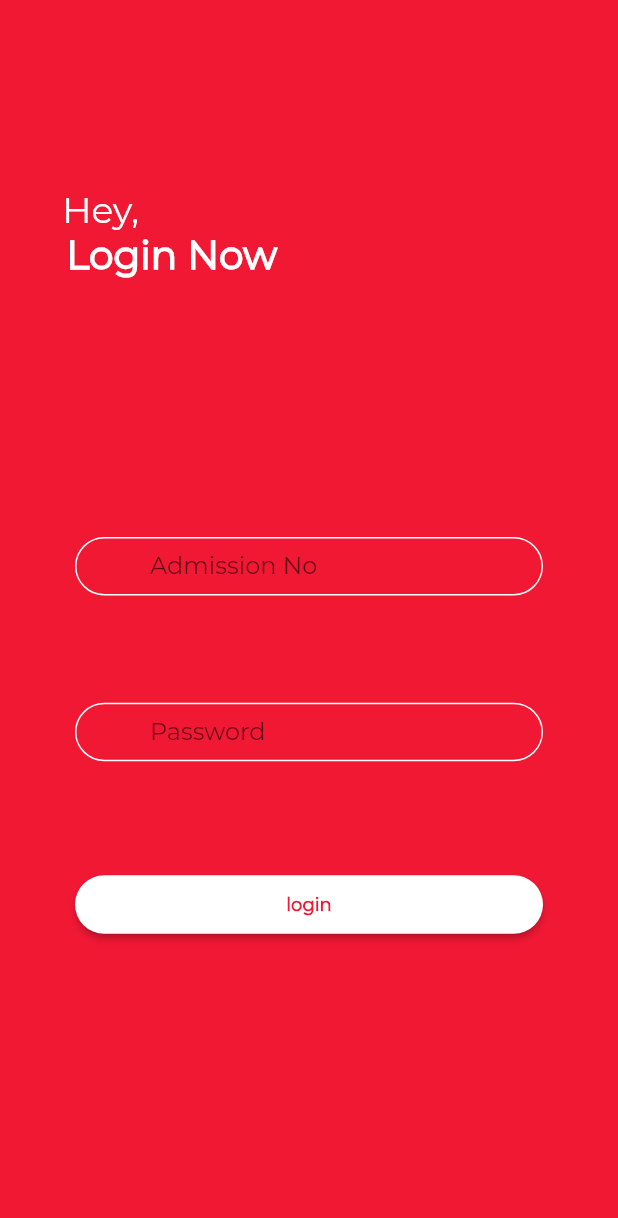
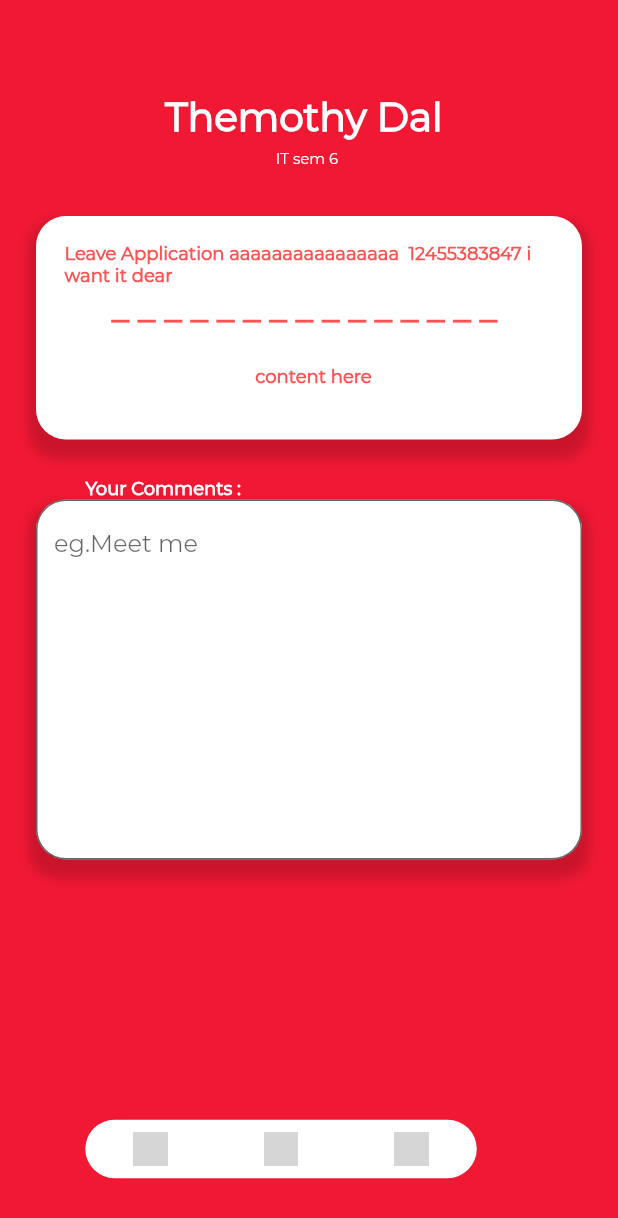
Before and after one commit to pranchi3578/CPORT, a Flutter app: the screen it shows after launch, on a phone screen of 412 x 824 dp. Shown: the top 1218 px of the screen. Run offline on Flutter 3.47's test engine with Material 2 defaults, Android fonts, the phone set to English and light mode, and no system bars; our stand-ins replace fluttertoast, photo_view, shared_preferences; project files that could hold a hidden picture were left out; grey boxes are pictures that could not be loaded.

Commit message:
front end -fac screen- view ticlet done

```diff
--- a/lib/main.dart
+++ b/lib/main.dart
@@ -15,6 +15,8 @@ import './screens/logo.dart';
 import './screens/chooseDept.dart';
 import './screens/chooseFac.dart';
 import './screens/messages.dart';
+import './screens/facStatus.dart';
+import './screens/facApplicationView.dart';
 
 void main() => runApp(MyApp());
 
@@ -25,14 +27,15 @@ class MyApp extends StatelessWidget {
     return MaterialApp(
       title: 'One Portal',
       theme: ThemeData(primarySwatch: Colors.blue, fontFamily: 'Montserrat'),
-      home: StudentLogin(),
+      home: FacApplicationView(),
       routes: {
         StudentLogin.routeName: (ctx) => StudentLogin(),
         StudentSignup.routeName: (ctx) => StudentSignup(),
         NewTicket.routeName: (ctx) => NewTicket(),
         Status.routeName: (ctx) => Status(),
         Department.routeName: (ctx) => Department(),
-        ChooseFaculty.routeName: (ctx) => ChooseFaculty()
+        ChooseFaculty.routeName: (ctx) => ChooseFaculty(),
+        FacStatus.routeName: (ctx) => FacStatus()
       },
     );
   }
--- a/lib/screens/GlobalVariables.dart
+++ b/lib/screens/GlobalVariables.dart
@@ -1,3 +1,3 @@
 class GloabalVariables {
-  static const ip = '192.168.42.140';
+  static const ip = '192.168.42.179';
 }
--- /dev/null
+++ b/lib/screens/facApplicationView.dart
@@ -0,0 +1,169 @@
+import 'package:flutter/material.dart';
+import '../widgets/facBar.dart';
+
+class FacApplicationView extends StatefulWidget {
+  FacApplicationView({Key key}) : super(key: key);
+
+  _FacApplicationViewState createState() => _FacApplicationViewState();
+}
+
+class _FacApplicationViewState extends State<FacApplicationView> {
+  @override
+  Widget build(BuildContext context) {
+    var height = MediaQuery.of(context).size.height;
+    var width = MediaQuery.of(context).size.width;
+    return Scaffold(
+        resizeToAvoidBottomPadding: false,
+        backgroundColor: Color.fromRGBO(241, 24, 52, 1),
+        body: Stack(
+          children: <Widget>[
+            Container(
+              height: height,
+              child: SingleChildScrollView(
+                child: Padding(
+                  padding: const EdgeInsets.fromLTRB(24, 0, 24, 0),
+                  child: Column(
+                    children: <Widget>[
+                      SizedBox(
+                        height: 62,
+                      ),
+                      Text(
+                        "Themothy Dal ",
+                        style: TextStyle(
+                            color: Colors.white,
+                            fontWeight: FontWeight.bold,
+                            fontSize: 26),
+                      ),
+                      SizedBox(
+                        height: 5,
+                      ),
+                      Text(
+                        "IT sem 6 ",
+                        style: TextStyle(
+                            color: Colors.white,
+                            fontWeight: FontWeight.normal,
+                            fontSize: 10),
+                      ),
+                      SizedBox(
+                        height: 33,
+                      ),
+                      Container(
+                        decoration: BoxDecoration(
+                            boxShadow: [
+                              BoxShadow(
+                                color: Color.fromRGBO(0, 0, 0, 0.16),
+                                blurRadius:
+                                    6.0, // has the effect of softening the shadow
+                                spreadRadius:
+                                    5.0, // has the effect of extending the shadow
+                                offset: Offset(
+                                  0, // horizontal, move right 10
+                                  8, // vertical, move down 10
+                                ),
+                              )
+                            ],
+                            borderRadius: BorderRadius.all(Radius.circular(20)),
+                            color: Colors.white),
+                        child: Center(
+                          child: Padding(
+                            padding: const EdgeInsets.fromLTRB(19, 17, 13, 10),
+                            child: Column(
+                              children: <Widget>[
+                                Text(
+                                  "Leave Application aaaaaaaaaaaaaaaa  12455383847 i want it dear ",
+                                  style: TextStyle(
+                                    fontSize: 12,
+                                    color: Colors.redAccent,
+                                    fontWeight: FontWeight.bold,
+                                  ),
+                                ),
+                                Text(
+                                  "_ _ _ _ _ _ _ _ _ _ _ _ _ _ _  ",
+                                  style: TextStyle(
+                                    fontSize: 23,
+                                    color: Colors.redAccent,
+                                    fontWeight: FontWeight.bold,
+                                  ),
+                                ),
+                                SizedBox(
+                                  height: 24,
+                                ),
+                                Text(
+                                  "content here",
+                                  style: TextStyle(
+                                    fontSize: 12,
+                                    color: Colors.redAccent,
+                                    fontWeight: FontWeight.bold,
+                                  ),
+                                ),
+                                SizedBox(
+                                  height: 25,
+                                ),
+                              ],
+                            ),
+                          ),
+                        ),
+                      ),
+                      SizedBox(
+                        height: 25,
+                      ),
+                      Padding(
+                        padding: const EdgeInsets.only(left: 33.0),
+                        child: Align(
+                          alignment: Alignment.centerLeft,
+                          child: Text(
+                            "Your Comments :",
+                            style: TextStyle(
+                                fontSize: 12,
+                                color: Colors.white,
+                                fontWeight: FontWeight.bold),
+                          ),
+                        ),
+                      ),
+                      Container(
+                        decoration: BoxDecoration(
+                          boxShadow: [
+                            BoxShadow(
+                              color: Color.fromRGBO(0, 0, 0, 0.16),
+                              blurRadius:
+                                  6.0, // has the effect of softening the shadow
+                              spreadRadius:
+                                  5.0, // has the effect of extending the shadow
+                              offset: Offset(
+                                0, // horizontal, move right 10
+                                8, // vertical, move down 10
+                              ),
+                            )
+                          ],
+                          borderRadius: BorderRadius.all(Radius.circular(20)),
+                        ),
+                        child: Center(
+                          child: TextFormField(
+                            maxLines: null,
+                            keyboardType: TextInputType.multiline,
+                            minLines: 10,
+                            decoration: InputDecoration(
+                                hintText: "eg.Meet me",
+                                fillColor: Colors.white,
+                                filled: true,
+                                border: OutlineInputBorder(
+                                    borderRadius:
+                                        BorderRadius.all(Radius.circular(20)))),
+                          ),
+                        ),
+                      ),
+                      // Positioned(
+                      //     bottom: height * .0468,
+                      //     left: width * .138,
+                      //     child: FacBar())
+                    ],
+                  ),
+                ),
+              ),
+            ),
+            Positioned(
+                bottom: height * .0468, left: width * .138, child: FacBar())
+          ],
+        ));
+  }
+}
--- a/lib/screens/facLogin.dart
+++ b/lib/screens/facLogin.dart
@@ -3,6 +3,7 @@ import 'package:oneportal/screens/GlobalVariables.dart';
 import 'package:shared_preferences/shared_preferences.dart';
 import 'package:http/http.dart' as http;
 import 'dart:convert';
+import './facStatus.dart';
 //import './stuSignup.dart';
 
 class FacultyLogin extends StatefulWidget {
@@ -42,7 +43,7 @@ class _FacultyLoginState extends State<FacultyLogin> {
       }
       SharedPreferences pref = await SharedPreferences.getInstance();
       await pref.setString('jwt', _data['token']);
-      Navigator.of(context).pushReplacementNamed('/create-ticket');
+      Navigator.of(context).pushReplacementNamed('/facStatus');
       setState(() {
         _isLoading = false;
       });
--- a/lib/screens/newTicket.dart
+++ b/lib/screens/newTicket.dart
@@ -36,6 +36,7 @@ class _NewTicketState extends State<NewTicket> {
     var height = MediaQuery.of(context).size.height;
     var width = MediaQuery.of(context).size.width;
     return Scaffold(
+      resizeToAvoidBottomPadding: false,
       backgroundColor: Color.fromRGBO(241, 24, 52, 1),
       body: Padding(
         padding: const EdgeInsets.symmetric(horizontal: 24),
@@ -136,7 +137,7 @@ class _NewTicketState extends State<NewTicket> {
                               },
                               maxLines: null,
                               keyboardType: TextInputType.multiline,
-                              minLines: 10,
+                              minLines: 5,
                               decoration: InputDecoration(
                                   fillColor: Colors.white,
                                   filled: true,
--- /dev/null
+++ b/lib/widgets/facBar.dart
@@ -0,0 +1,43 @@
+import 'package:flutter/material.dart';
+
+class FacBar extends StatelessWidget {
+  @override
+  Widget build(BuildContext context) {
+    return Container(
+      height: 39,
+      width: 261,
+      decoration: BoxDecoration(
+          color: Colors.white,
+          borderRadius: BorderRadius.all(Radius.circular(30))),
+      child: Row(
+        mainAxisAlignment: MainAxisAlignment.spaceAround,
+        children: <Widget>[
+          GestureDetector(
+            onTap: null,
+            child: Image.asset(
+              "assets/comment.png",
+              height: 23,
+              width: 23,
+            ),
+          ),
+          GestureDetector(
+            onTap: null,
+            child: Image.asset(
+              "assets/comment.png",
+              height: 23,
+              width: 23,
+            ),
+          ),
+          GestureDetector(
+            onTap: () => Navigator.of(context).pushNamed("/chat"),
+            child: Image.asset(
+              "assets/comment.png",
+              height: 23,
+              width: 23,
+            ),
+          )
+        ],
+      ),
+    );
+  }
+}
```
Also changed, not shown: lib/screens/facStatus.dart (added, +102 -0 lines), lib/widgets/facStatusCard.dart (added, +114 -0 lines).
